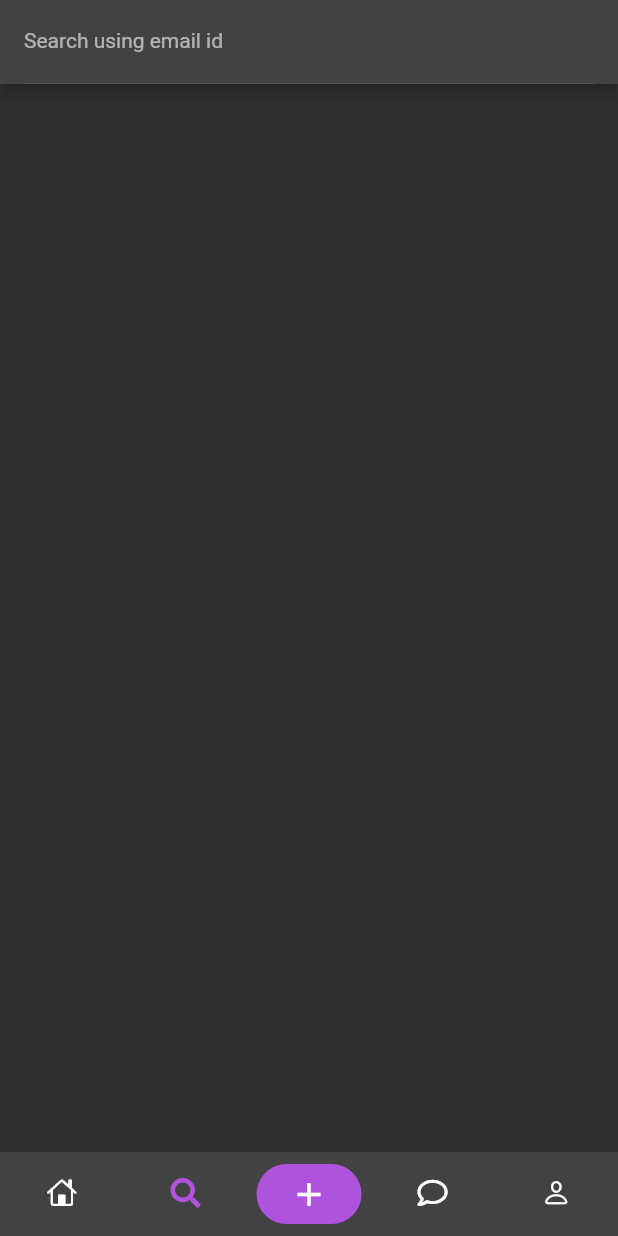
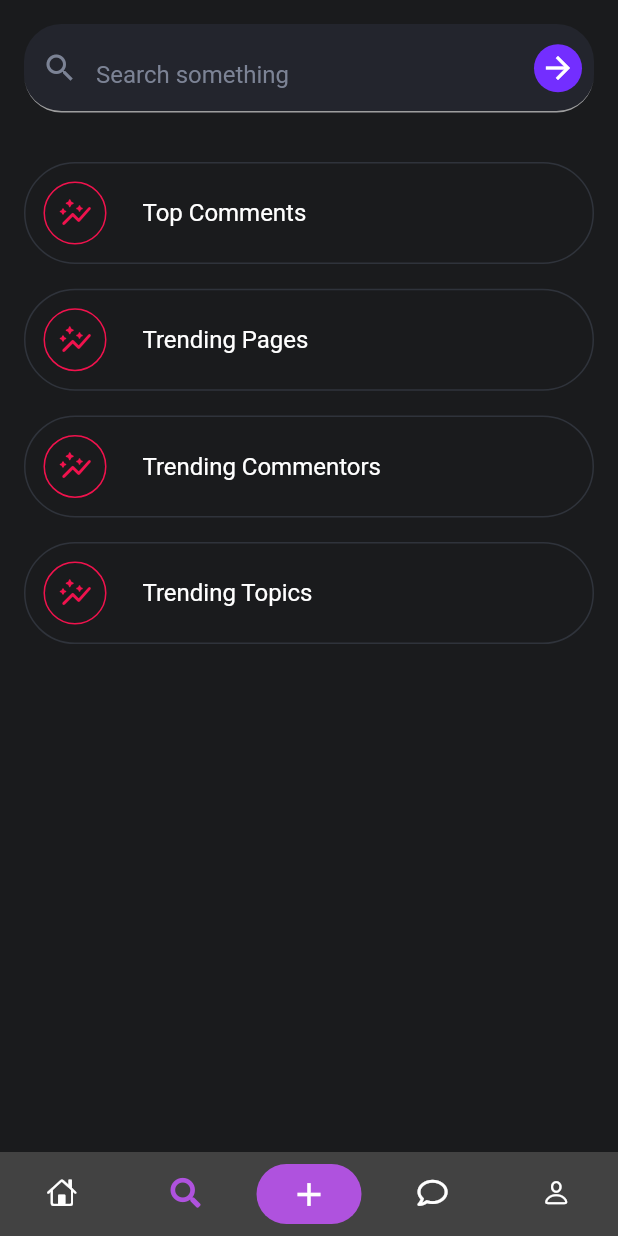
Before and after one commit to SatyamKr07/expApp, a Flutter app: the MyBottomBar screen opened directly, item 2 of the bottom bar chosen, on a phone screen of 412 x 824 dp. Run offline on Flutter 3.47's test engine with Material 2 defaults, Android fonts, the light colour scheme and no system bars; drawn by our look-alikes of persistent_bottom_nav_bar; our stand-ins replace better_player, cached_network_image, carousel_slider, cloud_firestore, firebase_auth, firebase_core and 13 more; missing offline and left inert: video_compress; accounts and stored records are empty; generated files the repository leaves out were written again.

Commit message:
search page done

```diff
--- a/lib/src/pages/bottom_bar/my_bottom_bar.dart
+++ b/lib/src/pages/bottom_bar/my_bottom_bar.dart
@@ -5,6 +5,7 @@ import 'package:commentor/src/controllers/user_controller.dart';
 import 'package:commentor/src/pages/add_post/add_post.dart';
 import 'package:commentor/src/pages/home/home.dart';
 import 'package:commentor/src/pages/profile/profile.view.dart';
+import 'package:commentor/src/pages/search/search.dart';
 import 'package:commentor/src/pages/search_user/search_user.dart';
 import 'package:commentor/src/pages/story/story_list_page.dart';
 import 'package:commentor/src/pages/story/story_page.dart';
@@ -82,7 +83,8 @@ class _MyBottomBarState extends State<MyBottomBar> {
                       controller: _.pageController,
                       screens: [
                         Home(),
-                        SearchUser(),
+                        Search(),
+                        // SearchUser(),
                         AddPost(),
                         Scaffold(),
                         ProfileView(
--- a/lib/src/pages/edit_profile/edit_profile.dart
+++ b/lib/src/pages/edit_profile/edit_profile.dart
@@ -196,10 +196,14 @@ class EditProfile extends StatelessWidget {
                                   side: BorderSide(color: Color(0xffEB1047)),
                                 ),
                               ),
-                              child: Text(
-                                editProfileController.updateStatus == "UPDATING"
-                                    ? "Saving"
-                                    : "Save Changes",
+                              child: Padding(
+                                padding: const EdgeInsets.all(16.0),
+                                child: Text(
+                                  editProfileController.updateStatus ==
+                                          "UPDATING"
+                                      ? "Saving"
+                                      : "Save Changes",
+                                ),
                               ),
                             ),
                           ),
--- /dev/null
+++ b/lib/src/pages/search/search.dart
@@ -0,0 +1,111 @@
+import 'package:commentor/src/central/shared/dimensions.dart';
+import 'package:flutter/material.dart';
+
+class Search extends StatelessWidget {
+  const Search({Key? key}) : super(key: key);
+
+  @override
+  Widget build(BuildContext context) {
+    return Scaffold(
+        backgroundColor: Color(0xff1A1B1D),
+        body: Padding(
+          padding: const EdgeInsets.all(16.0),
+          child: ListView(
+            children: [
+              TextField(
+                // controller: editProfileController.bioCtrl,
+                textCapitalization: TextCapitalization.sentences,
+                maxLines: null,
+
+                decoration: InputDecoration(
+                  prefixIcon: Icon(
+                    Icons.search,
+                    color: Color(0xff7C8395),
+                  ),
+                  suffixIcon: Padding(
+                    padding: const EdgeInsets.all(8.0),
+                    child: Container(
+                      decoration: BoxDecoration(
+                          borderRadius: BorderRadius.circular(25),
+                          color: Color(0xff732EFF)),
+                      child: Icon(Icons.arrow_forward, color: Colors.white),
+                    ),
+                  ),
+                  border: InputBorder.none,
+                  hintText: 'Search something',
+                  hintStyle: TextStyle(
+                    color: Color(0xff7C8395),
+                  ),
+                  filled: true,
+                  fillColor: Color(0xff23252D),
+                  contentPadding: const EdgeInsets.fromLTRB(16, 24, 16, 16),
+                  focusedBorder: OutlineInputBorder(
+                    // borderSide: BorderSide(color: Colors.red),
+                    borderRadius: BorderRadius.circular(25.0),
+                  ),
+                  enabledBorder: UnderlineInputBorder(
+                    borderSide: BorderSide(color: Colors.grey),
+                    borderRadius: BorderRadius.circular(25.0),
+                  ),
+                ),
+              ),
+              vSizedBox3,
+              searchTopic(text: "Top Comments"),
+              vSizedBox2,
+              searchTopic(text: "Trending Pages"),
+              vSizedBox2,
+              searchTopic(text: "Trending Commentors"),
+              vSizedBox2,
+              searchTopic(text: "Trending Topics"),
+            ],
+          ),
+        ));
+  }
+
+  Widget searchTopic({required String text}) {
+    return Container(
+      decoration: BoxDecoration(
+        borderRadius: BorderRadius.circular(50),
+        // color: Color(0xff732EFF),
+        border: Border.all(
+          width: 1,
+          color: Color(0xff2F333B),
+        ),
+      ),
+      child: Padding(
+        padding: const EdgeInsets.all(4.0),
+        child: Row(
+          children: [
+            Padding(
+              padding: const EdgeInsets.all(8.0),
+              child: Container(
+                decoration: BoxDecoration(
+                  borderRadius: BorderRadius.circular(25),
+                  // color: Color(0xff732EFF),
+                  border: Border.all(
+                    width: 1,
+                    color: Color(0xffF1124D),
+                  ),
+                ),
+                child: Padding(
+                  padding: const EdgeInsets.all(8.0),
+                  child: Icon(
+                    Icons.auto_graph_rounded,
+                    color: Color(0xffF1124D),
+                  ),
+                ),
+              ),
+            ),
+            Padding(
+              padding: const EdgeInsets.all(16.0),
+              child: Text(
+                text,
+                style: TextStyle(fontSize: 16),
+              ),
+            ),
+          ],
+        ),
+      ),
+    );
+  }
+}
```
